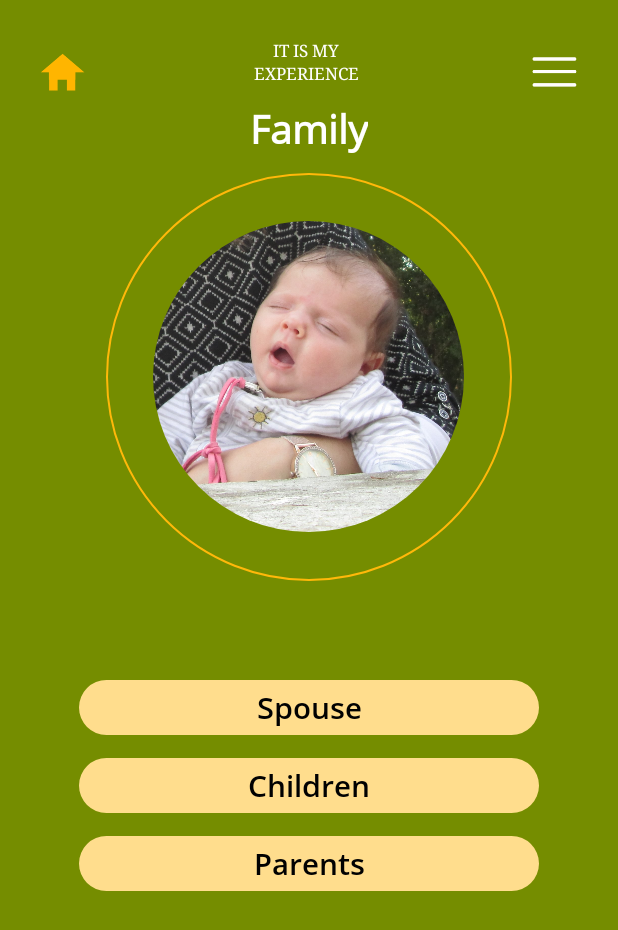
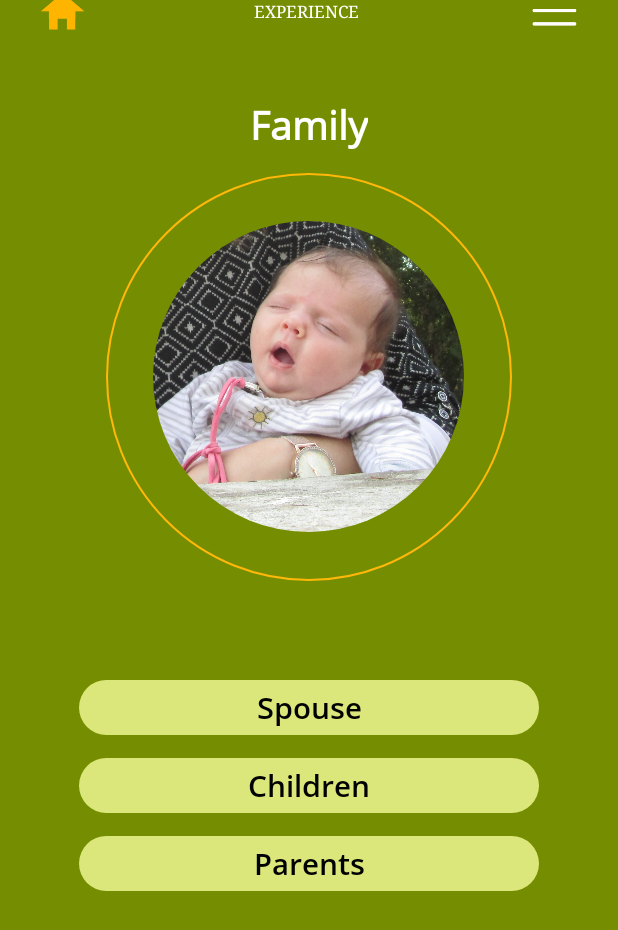
Before and after one commit to tehilaschechter/SampleScreen-1, an Android app: the Family screen opened directly, with no data from a screen before it, on a phone screen of 412 x 824 dp. Shown: the top 930 px of the screen. Run offline under Robolectric (Android 15) with nearby library versions, the phone set to English and light mode, and no system bars; our stand-ins replace CircleImageView.

Commit message:
styles for button colors

```diff
--- a/app/src/main/res/layout/activity_family.xml
+++ b/app/src/main/res/layout/activity_family.xml
@@ -37,12 +37,11 @@
         style="@style/style_app_name"
         android:layout_width="wrap_content"
         android:layout_height="wrap_content"
-        android:layout_marginBottom="17dp"
         android:text="@string/app_name2"
         android:textColor="@color/colorWhite"
-        app:layout_constraintBottom_toTopOf="@+id/txtFamily"
         app:layout_constraintEnd_toEndOf="@+id/txtAppName1"
-        app:layout_constraintStart_toStartOf="@+id/txtAppName1" />
+        app:layout_constraintStart_toStartOf="@+id/txtAppName1"
+        tools:layout_editor_absoluteY="20dp" />
 
     <Button
         android:id="@+id/btnMenu"
@@ -59,12 +58,15 @@
         style="@style/style_categoryHeading"
         android:layout_width="wrap_content"
         android:layout_height="wrap_content"
+        android:layout_marginTop="3dp"
         android:layout_marginBottom="5dp"
         android:text="@string/txtFamily"
         android:translationY="-6dp"
         app:layout_constraintBottom_toTopOf="@+id/frameLayout"
         app:layout_constraintEnd_toEndOf="parent"
-        app:layout_constraintStart_toStartOf="parent" />
+        app:layout_constraintStart_toStartOf="parent"
+        app:layout_constraintTop_toBottomOf="@+id/txtAppName2"
+        app:layout_constraintVertical_bias="0.95" />
 
     <androidx.constraintlayout.widget.Guideline
         android:id="@+id/glnImageTop"
@@ -103,7 +105,7 @@
 
     <Button
         android:id="@+id/btnSpouse"
-        style="@style/style_filled_button"
+        style="@style/style_filled_button_category"
         android:layout_width="0dp"
         android:background="@drawable/rect_rounded_button"
         android:text="@string/btnSpouse"
@@ -115,7 +117,7 @@
 
     <Button
         android:id="@+id/btnChildren"
-        style="@style/style_filled_button"
+        style="@style/style_filled_button_category"
         android:layout_width="0dp"
         android:layout_marginTop="15dp"
         android:background="@drawable/rect_rounded_button"
@@ -128,7 +130,7 @@
 
     <Button
         android:id="@+id/btnParents"
-        style="@style/style_filled_button"
+        style="@style/style_filled_button_category"
         android:layout_width="0dp"
         android:layout_marginTop="15dp"
         android:background="@drawable/rect_rounded_button"
--- a/app/src/main/res/values/colors.xml
+++ b/app/src/main/res/values/colors.xml
@@ -13,7 +13,8 @@
     <color name="color_backgroundViewSub">#B36100</color>
     <color name="color_backgroundViewCategory">#758D00</color>
 
-    <color name="color_filledButtonDark">#f1b143</color>
+    <color name="color_filledButtonSub">#f1b143</color>
+    <color name="color_filledButtonCategory">#DBE77A</color>
 
     <!--GRADIENT COLORS-->
     <color name="color_mediaGradientTop">#765206</color>
--- a/app/src/main/res/values/styles.xml
+++ b/app/src/main/res/values/styles.xml
@@ -60,7 +60,28 @@
         <item name="android:layout_height">@dimen/dimen_filledButtonHeight</item>
         <item name="android:textAllCaps">false</item>
         <item name="android:stateListAnimator">@null</item>
+    </style>
 
+    <style name="style_filled_button_category">
+        <item name="android:backgroundTint">@color/color_filledButtonCategory</item>
+        <item name="android:textColor">@color/color_bodyText</item>
+        <item name="android:fontFamily">@font/opensans_semibold</item>
+        <item name="android:textSize">@dimen/dimen_body</item>
+        <item name="android:layout_width">@dimen/dimen_filledButtonWidth</item>
+        <item name="android:layout_height">@dimen/dimen_filledButtonHeight</item>
+        <item name="android:textAllCaps">false</item>
+        <item name="android:stateListAnimator">@null</item>
+    </style>
+
+    <style name="style_filled_button_sub">
+        <item name="android:backgroundTint">@color/color_filledButtonSub</item>
+        <item name="android:textColor">@color/color_bodyText</item>
+        <item name="android:fontFamily">@font/opensans_semibold</item>
+        <item name="android:textSize">@dimen/dimen_body</item>
+        <item name="android:layout_width">@dimen/dimen_filledButtonWidth</item>
+        <item name="android:layout_height">@dimen/dimen_filledButtonHeight</item>
+        <item name="android:textAllCaps">false</item>
+        <item name="android:stateListAnimator">@null</item>
     </style>
 
 
```
Also changed, not shown: app/src/main/res/layout/activity_child.xml (+4 -8 lines).
